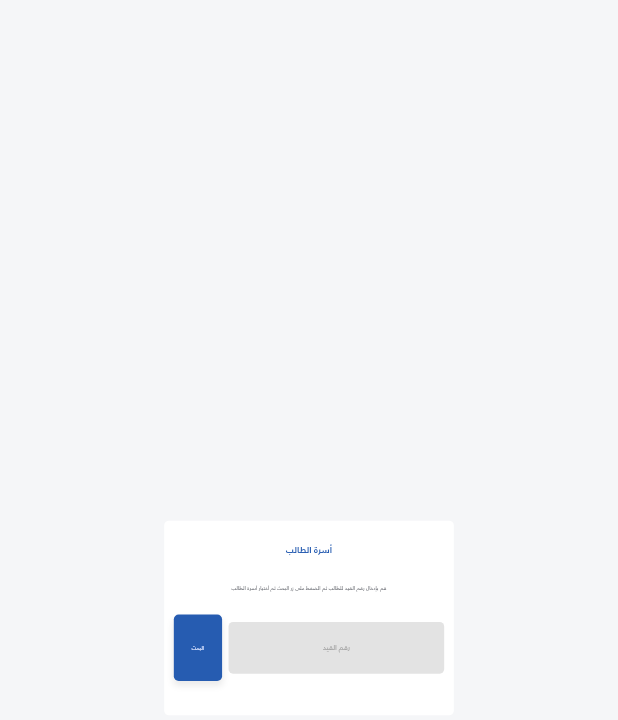
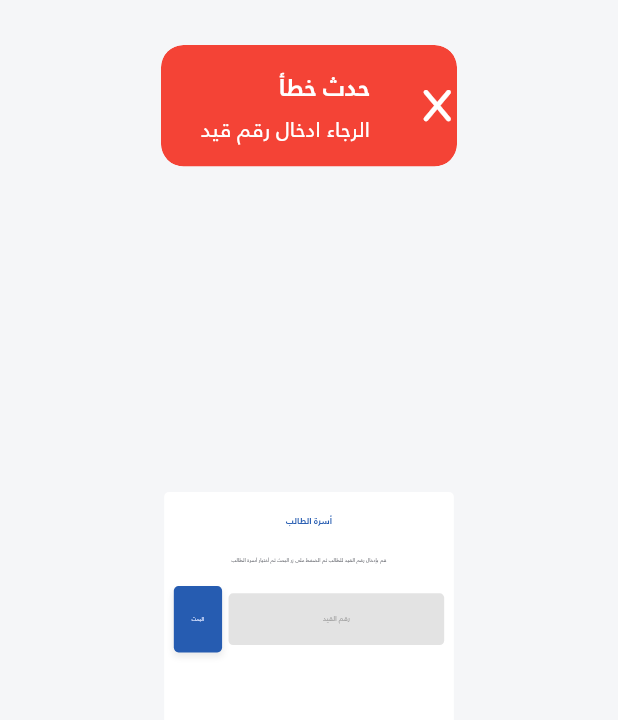
Before and after one commit to sari-shehada/qalam-and-noor-frontend, a Flutter app: the StudentFamilyInfoDialog widget shown alone on an empty page, opened directly, after a tap on "البحث", on a phone screen of 412 x 824 dp. Shown: the top 720 px of the screen. Run offline on Flutter 3.47's test engine with Material 2 defaults, Android fonts, the phone set to English and light mode, and no system bars; our stand-ins replace flutter_feather_icons, flutter_screenutil, font_awesome_flutter, get, shared_preferences, syncfusion_flutter_charts; accounts and stored records are empty.

Commit message:
Built FamilySearch Dialog With Custom Animation

```diff
--- a/lib/models/helpers/database_helper.dart
+++ b/lib/models/helpers/database_helper.dart
@@ -249,6 +249,7 @@ abstract class DatabaseHelper {
   //Families
   static Future<List<Family>> getFamiliesByTieNumber(
       {required int tieNumber}) async {
+    await Future.delayed(const Duration(seconds: 3));
     List<int> fathersWithMatchingTieNumber = [];
     fathersWithMatchingTieNumber = dummyFathers
         .where((father) => father.tieNumber == tieNumber)
--- a/lib/pages/new_student_registration/family_information/controllers/dialog_controllers/student_family_info_dialog_controller.dart
+++ b/lib/pages/new_student_registration/family_information/controllers/dialog_controllers/student_family_info_dialog_controller.dart
@@ -1,6 +1,46 @@
 import 'package:flutter/material.dart';
+import 'package:flutter_screenutil/flutter_screenutil.dart';
 import 'package:get/get.dart';
+import 'package:kalam_noor/models/agendas/families.dart';
+import 'package:kalam_noor/models/helpers/database_helper.dart';
+import 'package:kalam_noor/tools/dialogs_services/snack_bar_service.dart';
+
+import '../../../../../tools/ui_tools/buttons.dart';
 
 class StudentFamilyInfoDialogController extends GetxController {
+  Rx<CustomButtonStatus> searchButtonStatus = CustomButtonStatus.enabled.obs;
   TextEditingController tieNumberEditingController = TextEditingController();
+  Rx<List<Family>?> familySearchResult = Rx<List<Family>?>(null);
+  RxDouble initialDialogSize = 220.h.obs;
+  Future<void> applySearch() async {
+    if (tieNumberEditingController.text.isEmpty) {
+      SnackbarService.showErrorSnackBar(
+        title: 'حدث خطأ',
+        message: 'الرجاء ادخال رقم قيد',
+      );
+      return;
+    }
+
+    int parsedSearchValue = int.parse(tieNumberEditingController.text);
+    //TODO: Dispose, Use somwhere else
+
+    // if (parsedSearchValue < 1) {
+    //   SnackbarService.showErrorSnackBar(
+    //     title: 'حدث خطأ',
+    //     message: 'لا يمكن ان يكون رقم الثيد سالب',
+    //   );
+    //   return;
+    // }
+    await _getSearchData(parsedSearchValue);
+  }
+
+  Future<void> _getSearchData(int data) async {
+    familySearchResult.value = null;
+    initialDialogSize.value = 220.h;
+    searchButtonStatus.value = CustomButtonStatus.processing;
+    familySearchResult.value =
+        await DatabaseHelper.getFamiliesByTieNumber(tieNumber: data);
+    initialDialogSize.value += 400.h; //Container Size
+    searchButtonStatus.value = CustomButtonStatus.enabled;
+  }
 }
--- a/lib/pages/new_student_registration/family_information/views/dialogs/student_family_info_dialog.dart
+++ b/lib/pages/new_student_registration/family_information/views/dialogs/student_family_info_dialog.dart
@@ -1,8 +1,10 @@
 import 'package:flutter/material.dart';
+import 'package:flutter/services.dart';
 import 'package:flutter_screenutil/flutter_screenutil.dart';
 import 'package:get/get.dart';
 import 'package:kalam_noor/configs/styles.dart';
 import 'package:kalam_noor/pages/new_student_registration/family_information/controllers/dialog_controllers/student_family_info_dialog_controller.dart';
+import 'package:kalam_noor/to_be_disposed/new_student_registration/student_information/views/new_student_registration_page.dart';
 import 'package:kalam_noor/tools/ui_tools/buttons.dart';
 import 'package:kalam_noor/tools/ui_tools/text_fields.dart';
 import 'package:kalam_noor/tools/ui_tools/ui_tools.dart';
@@ -18,8 +20,12 @@ class StudentFamilyInfoDialog extends StatelessWidget {
     return Center(
       child: Material(
         color: Colors.transparent,
-        child: Container(
+        child: Obx(() {
+          return AnimatedContainer(
+            duration: 600.milliseconds,
+            curve: Curves.fastLinearToSlowEaseIn,
             width: 900.w,
+            height: dialogController.initialDialogSize.value,
             padding: EdgeInsets.symmetric(vertical: 20.h, horizontal: 30.w),
             decoration: BoxDecoration(
               color: Colors.white,
@@ -45,20 +51,69 @@ class StudentFamilyInfoDialog extends StatelessWidget {
                       child: HintedTextField(
                         hintText: 'رقم القيد',
                         controller: dialogController.tieNumberEditingController,
+                        inputFormatters: [
+                          FilteringTextInputFormatter.digitsOnly,
+                        ],
                       ),
                     ),
                     AddHorizontalSpacing(value: 20.w),
                     CustomFilledButton(
                       width: 150.w,
-                    onTap: () {},
+                      onTap: dialogController.applySearch,
                       child: 'البحث',
+                      buttonStatus: dialogController.searchButtonStatus,
                     ),
                   ],
                 ),
                 AddVerticalSpacing(value: 10.h),
+                Obx(
+                  () {
+                    if (dialogController.familySearchResult.value == null) {
+                      return const SizedBox.shrink();
+                    }
+                    return Expanded(
+                      child: ListView(
+                        shrinkWrap: true,
+                        children: [
+                          LabeledWidget(
+                            label: 'نتائج البحث',
+                            child: dialogController
+                                    .familySearchResult.value!.isEmpty
+                                //TODO: SARI Consider Adding an AddFamily Button
+                                ? SizedBox(
+                                    height: 400.h,
+                                    child: Column(
+                                      mainAxisAlignment:
+                                          MainAxisAlignment.center,
+                                      mainAxisSize: MainAxisSize.max,
+                                      children: const [
+                                        Text('لم يتم العثور على نتائج'),
                                       ],
                                     ),
+                                  )
+                                : ListView.builder(
+                                    itemCount: dialogController
+                                        .familySearchResult.value!.length,
+                                    itemBuilder: (context, index) {
+                                      return ListTile(
+                                        //TODO: Build Card For Each Family
+                                        title: Text(
+                                          dialogController.familySearchResult
+                                              .value![index].userName,
                                         ),
+                                      );
+                                    },
+                                  ),
+                          ),
+                        ],
+                      ),
+                    );
+                  },
+                )
+              ],
+            ),
+          );
+        }),
       ),
     );
   }
```
Lines whose indentation alone changed are shown as unchanged.
